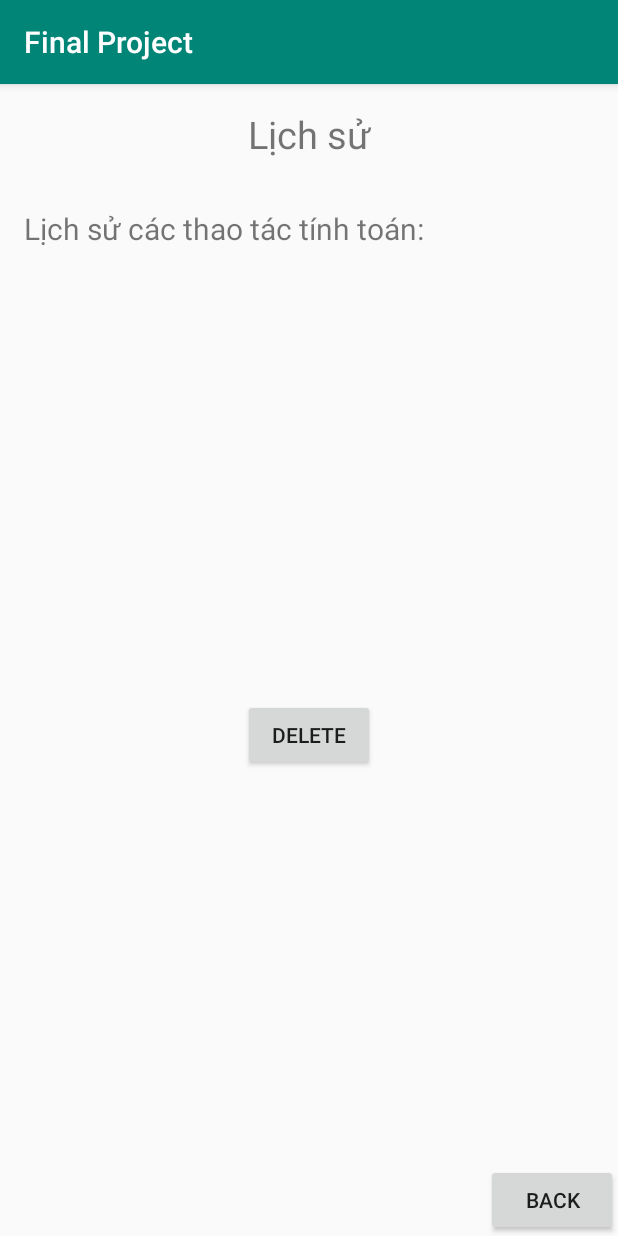
After one commit to darksider2699/projectAndroid, an Android app: the History screen opened directly, with no data from a screen before it, on a phone screen of 412 x 824 dp. The commit adds this screen. Run offline under Robolectric (Android 15) with nearby library versions, the phone set to English and light mode, and no system bars.

Commit message:
Final Project - Last Version

```diff
--- a/FinalProject/app/src/main/AndroidManifest.xml
+++ b/FinalProject/app/src/main/AndroidManifest.xml
@@ -9,7 +9,8 @@
         android:roundIcon="@mipmap/ic_launcher_round"
         android:supportsRtl="true"
         android:theme="@style/AppTheme">
-        <activity android:name=".PT"></activity>
+        <activity android:name=".History"></activity>
+        <activity android:name=".PT" />
         <activity android:name=".Luonggiac" />
         <activity android:name=".Basic" />
         <activity android:name=".MainActivity">
--- /dev/null
+++ b/FinalProject/app/src/main/java/com/qhung/finalproject/History.java
@@ -0,0 +1,45 @@
+package com.qhung.finalproject;
+
+import androidx.appcompat.app.AppCompatActivity;
+
+import android.os.Bundle;
+import android.view.View;
+import android.widget.ArrayAdapter;
+import android.widget.Button;
+import android.widget.ListView;
+
+import java.util.ArrayList;
+
+public class History extends AppCompatActivity {
+    Button del, back;
+    private ArrayList <String> arrayList;
+    MyDatabase db;
+    ListView lvres;
+    ArrayAdapter <String> adapter;
+    @Override
+    protected void onCreate(Bundle savedInstanceState) {
+        super.onCreate(savedInstanceState);
+        setContentView(R.layout.activity_history);
+        lvres = (ListView) findViewById(R.id.lv_res);
+        db = new MyDatabase(this);
+        arrayList = db.getAllchuoi();
+        adapter=new ArrayAdapter<String>(this,android.R.layout.simple_list_item_1,arrayList);
+        lvres.setAdapter(adapter);
+        del = findViewById(R.id.btn_delete);
+        del.setOnClickListener(new View.OnClickListener() {
+            @Override
+            public void onClick(View view) {
+                db.deletechuoi();
+                arrayList.clear();
+                adapter.notifyDataSetChanged();
+            }
+        });
+        back = findViewById(R.id.btn_back);
+        back.setOnClickListener(new View.OnClickListener() {
+            @Override
+            public void onClick(View view) {
+                finish();
+            }
+        });
+    }
+}
--- /dev/null
+++ b/FinalProject/app/src/main/java/com/qhung/finalproject/MyDatabase.java
@@ -0,0 +1,48 @@
+package com.qhung.finalproject;
+
+import android.content.ContentValues;
+import android.content.Context;
+import android.database.Cursor;
+import android.database.sqlite.SQLiteDatabase;
+import android.database.sqlite.SQLiteOpenHelper;
+
+import java.util.ArrayList;
+
+public class MyDatabase extends SQLiteOpenHelper {
+    private static final int VERSION = 1;
+    private static final String DATABASE_NAME = "Final_Project_Manger";
+    public MyDatabase(Context context){
+        super(context,DATABASE_NAME,null,VERSION);
+    }
+    public void onCreate(SQLiteDatabase db) {
+        String script = "Create table chuoi(pheptoan Text)";
+        db.execSQL(script);
+    }
+
+    @Override
+    public void onUpgrade(SQLiteDatabase sqLiteDatabase, int i, int i1) {
+
+    }
+    public void addchuoi(String chuoi){
+        SQLiteDatabase db = this.getWritableDatabase();
+        ContentValues values = new ContentValues();
+        values.put("pheptoan",chuoi);
+        db.insert("chuoi",null,values);
+    }
+    public ArrayList<String> getAllchuoi(){
+        ArrayList<String> chuois = new ArrayList<String>();
+        String script = "Select * from chuoi";
+        SQLiteDatabase db = this.getWritableDatabase();
+        Cursor cursor = db.rawQuery(script,null);
+        while(cursor.moveToNext()){
+            String chuoi = cursor.getString(0);
+            chuois.add(chuoi);
+        }
+        return chuois;
+    }
+    public void deletechuoi(){
+        SQLiteDatabase db = this.getWritableDatabase();
+        db.delete("chuoi",null,null);
+        db.close();
+    }
+}
--- /dev/null
+++ b/FinalProject/app/src/main/res/layout/activity_history.xml
@@ -0,0 +1,66 @@
+<?xml version="1.0" encoding="utf-8"?>
+<LinearLayout xmlns:android="http://schemas.android.com/apk/res/android"
+    xmlns:app="http://schemas.android.com/apk/res-auto"
+    xmlns:tools="http://schemas.android.com/tools"
+    android:layout_width="match_parent"
+    android:layout_height="match_parent"
+    android:orientation="vertical"
+    tools:context=".History">
+
+    <TextView
+        android:layout_margin="16dp"
+        android:gravity="center"
+        android:text="Lịch sử"
+        android:textSize="25dp"
+        android:layout_width="match_parent"
+        android:layout_height="wrap_content">
+    </TextView>
+
+
+    <LinearLayout
+        android:layout_margin="16dp"
+        android:orientation="vertical"
+        android:gravity="center"
+        android:layout_width="match_parent"
+        android:layout_height="wrap_content">
+
+        <TextView
+            android:textSize="20dp"
+            android:text="Lịch sử các thao tác tính toán: "
+            android:layout_width="match_parent"
+            android:layout_height="wrap_content">
+
+        </TextView>
+
+        <ListView
+            android:id="@+id/lv_res"
+            android:layout_width="match_parent"
+            android:layout_height="300dp">
+
+        </ListView>
+
+        <Button
+            android:id="@+id/btn_delete"
+            android:text="Delete"
+            android:layout_width="wrap_content"
+            android:layout_height="wrap_content">
+
+        </Button>
+    </LinearLayout>
+
+    <LinearLayout
+
+        android:orientation="vertical"
+        android:gravity="bottom|right"
+        android:layout_width="match_parent"
+        android:layout_height="match_parent">
+
+        <Button
+            android:id="@+id/btn_back"
+            android:text="BACK"
+            android:layout_width="wrap_content"
+            android:layout_height="wrap_content"></Button>
+
+    </LinearLayout>
+
+</LinearLayout>
```
Also changed, not shown: FinalProject/app/src/main/java/com/qhung/finalproject/Basic.java (+10 -0 lines), FinalProject/app/src/main/java/com/qhung/finalproject/Luonggiac.java (+22 -0 lines), FinalProject/app/src/main/java/com/qhung/finalproject/MainActivity.java (+11 -1 lines), FinalProject/app/src/main/java/com/qhung/finalproject/PT.java (+28 -9 lines), FinalProject/app/src/main/res/layout/activity_main.xml (+10 -0 lines).
